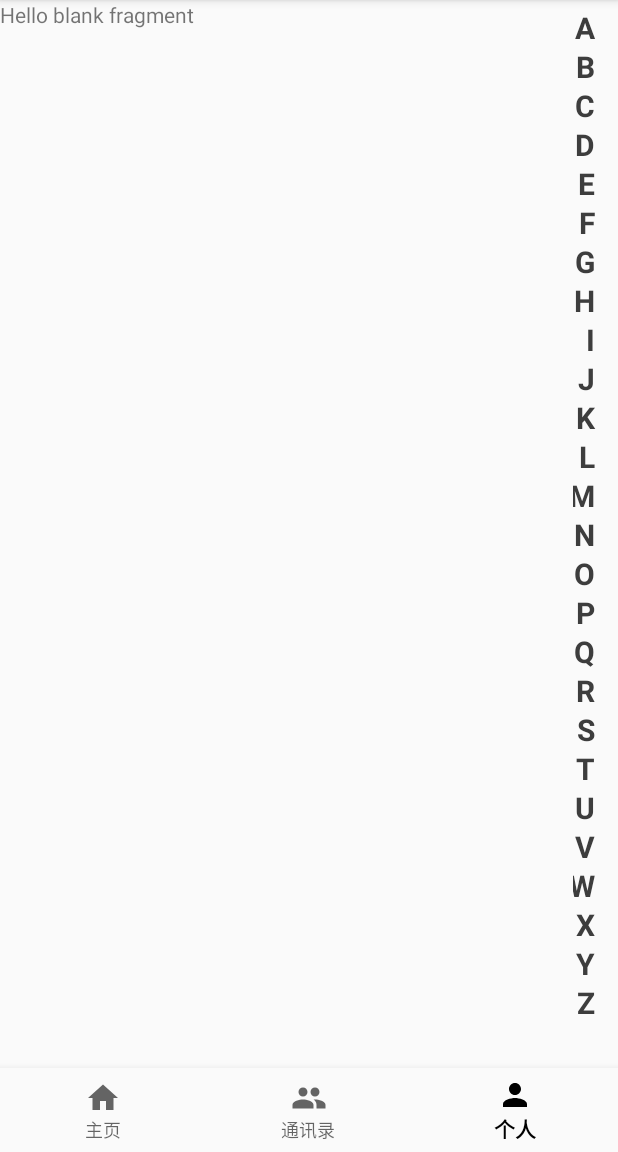
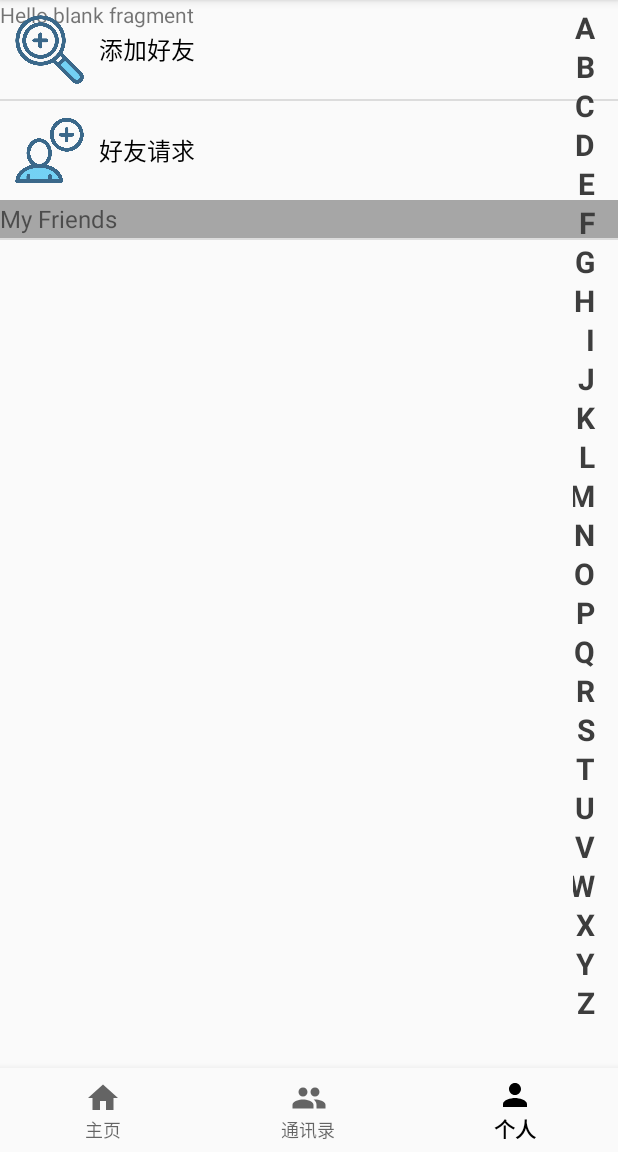
Before and after one commit to hanyaonian/myChatApp, an Android app: the fragment Contact placed in its activity, item 3 of the bottom bar chosen, on a phone screen of 412 x 824 dp, the part 84-1236 px from its top. Run offline under Robolectric (Android 15) with nearby library versions, the phone set to English and light mode, and no system bars; libraries missing offline, so code that uses them is left out: com.hyphenate, com.hyphenate.chat, com.hyphenate.exceptions; 7 statements that could not run were skipped.

Commit message:
添加好友功能完成，实现一下个人中心

```diff
--- a/app/src/main/AndroidManifest.xml
+++ b/app/src/main/AndroidManifest.xml
@@ -25,7 +25,7 @@
         android:allowBackup="true"
         android:icon="@mipmap/ic_launcher"
         android:label="@string/app_name"
-        android:roundIcon="@mipmap/ic_launcher_round"
+        android:roundIcon="@mipmap/ic_launcher"
         android:supportsRtl="true"
         android:theme="@style/AppTheme">
         <meta-data
--- a/app/src/main/java/fragment/ChatFragment.java
+++ b/app/src/main/java/fragment/ChatFragment.java
@@ -42,6 +42,7 @@ public class ChatFragment extends Fragment {
     public void onResume() {
         super.onResume();
         setUpListener();
+        getChatList();
     }
     public void initVar() {
         conversation_list = new ArrayList<>();
@@ -127,16 +128,10 @@ public class ChatFragment extends Fragment {
             }
         }
     }
-
-    @Override
-    public void onStop() {
-        super.onStop();
-        EMClient.getInstance().chatManager().removeMessageListener(emMessageListener);
-    }
-
     @Override
     public void onDestroy() {
         super.onDestroy();
+        EMClient.getInstance().chatManager().removeMessageListener(emMessageListener);
     }
     private AdapterView.OnItemClickListener chatItemClick = new AdapterView.OnItemClickListener() {
         @Override
--- a/app/src/main/java/fragment/Contact.java
+++ b/app/src/main/java/fragment/Contact.java
@@ -1,19 +1,23 @@
 package fragment;
 
+import android.content.DialogInterface;
 import android.content.Intent;
 import android.os.Bundle;
 import android.os.Handler;
 import android.os.Message;
 import android.support.v4.app.Fragment;
+import android.support.v7.app.AlertDialog;
 import android.util.Log;
 import android.view.LayoutInflater;
 import android.view.View;
 import android.view.ViewGroup;
 import android.widget.AdapterView;
+import android.widget.EditText;
 import android.widget.ListView;
 import android.widget.TextView;
 
 import com.example.dell.wilddogchat.R;
+import com.hyphenate.EMContactListener;
 import com.hyphenate.chat.EMClient;
 import com.hyphenate.exceptions.HyphenateException;
 
@@ -28,6 +32,8 @@ import ui.IndexSlideBar;
 public class Contact extends Fragment {
     private ListView contactList;
     private static final int GET_FRIEND_LIST = 1;
+    private static final int HEADER_COUNT = 2;
+    private static int UNREAD_FRIEND_INVITE = 0;
     private List<String> friend_list;
     private ContactListAdapter adapter;
     private IndexSlideBar indexSlideBar;
@@ -60,20 +66,27 @@ public class Contact extends Fragment {
         bindView(view);
         return view;
     }
+    public void addHeaderView() {
+        View contactList_header_new = LayoutInflater.from(getContext()).inflate(R.layout.contact_header_new, null);
+        View contactList_header_add = LayoutInflater.from(getContext()).inflate(R.layout.contact_header_add, null);
+        contactList.addHeaderView(contactList_header_add);
+        contactList.addHeaderView(contactList_header_new);
+    }
     public void bindView(View view) {
         contactList = (ListView)view.findViewById(R.id.contact_list);
         contactList.setOnItemClickListener(contact_item_click);
         textDialog = (TextView)view.findViewById(R.id.text_dialog);
         indexSlideBar = (IndexSlideBar)view.findViewById(R.id.index_slideBar);
         indexSlideBar.setTextView(textDialog);
-
+        //headerView
+        addHeaderView();
         indexSlideBar.setOnTouchingLetterChangedListener(new IndexSlideBar.OnTouchingLetterChangedListener() {
             @Override
             public void onTouchingLetterChanged(String s) {
                 if (adapter == null) return;
                 int position = adapter.getFirstLetterPos(s.charAt(0));
                 if (position != -1) {
-                    contactList.setSelection(position);
+                    contactList.setSelection(position+HEADER_COUNT);
                 }
             }
         });
@@ -115,12 +128,100 @@ public class Contact extends Fragment {
         adapter = new ContactListAdapter(getActivity().getApplicationContext(), friend_list);
         contactList.setAdapter(adapter);
     }
+    public void showAddFriendDialog() {
+        final View friend_name_text = LayoutInflater.from(getContext()).inflate(R.layout.add_friend_dialog, null);
+        AlertDialog.Builder builder = new AlertDialog.Builder(getContext());
+        builder.setTitle("添加好友")
+                .setIcon(R.drawable.add_user)
+                .setView(friend_name_text)
+                .setNegativeButton("取消", new DialogInterface.OnClickListener() {
+                    @Override
+                    public void onClick(DialogInterface dialog, int which) {
+                        //- -
+                    }
+                })
+                .setPositiveButton("添加", new DialogInterface.OnClickListener() {
+                    @Override
+                    public void onClick(DialogInterface dialog, int which) {
+                        //add friend
+                        EditText name = (EditText) friend_name_text.findViewById(R.id.add_friend_name);
+                        EditText reason = (EditText) friend_name_text.findViewById(R.id.add_friend_reason);
+                        String friend_name = name.getText().toString();
+                        String add_reason = reason.getText().toString();
+                        addFriend(friend_name, add_reason);
+                    }
+                })
+                .setCancelable(true);
+        AlertDialog add_friend_dialog = builder.create();
+        add_friend_dialog.show();
+    }
+    public void addFriend(String name, String reason) {
+        try {
+            EMClient.getInstance().contactManager().addContact(name, reason);
+        }catch (HyphenateException e) {
+            Log.e(e.getErrorCode()+":" , e.getMessage() );
+        }
+    }
+    //listView Listener
     private AdapterView.OnItemClickListener contact_item_click = new AdapterView.OnItemClickListener() {
         @Override
         public void onItemClick(AdapterView<?> parent, View view, int position, long id) {
-            Intent intent = new Intent(getActivity(), conversation.class);
-            intent.putExtra("talkWithWho", friend_list.get(position));
-            startActivity(intent);
+            if (position == 0) {
+                showAddFriendDialog();
+            } else if (position == 1) {
+
+            } else {
+                Intent intent = new Intent(getActivity(), conversation.class);
+                intent.putExtra("talkWithWho", friend_list.get(position - HEADER_COUNT));
+                startActivity(intent);
+            }
         }
     };
+    //contact listener
+    private EMContactListener contactListener = new EMContactListener() {
+        @Override
+        public void onContactAdded(String username) {
+            //增加了联系人时回调此方法
+            //TODO:无首字母时插入
+            //根据首字母插入新好友。。
+            String Username = username.substring(0,1).toUpperCase() + username.substring(1);
+            friend_list.add(adapter.getFirstLetterPos(username.toUpperCase().charAt(0)), Username);
+            adapter.notifyDataSetChanged();
+        }
+        @Override
+        public void onContactDeleted(String username) {
+            //TODO:被删除时回调此方法
+            friend_list.remove(username);
+            adapter.notifyDataSetChanged();
+        }
+        @Override
+        public void onContactInvited(String username, String reason) {
+            //发起加为好友用户的名称
+            //对方发起好友邀请时发出的文字性描述
+            UNREAD_FRIEND_INVITE += 1;
+            TextView shit = (TextView) getView().findViewById(R.id.unread_new_friend_num);
+            shit.setText(UNREAD_FRIEND_INVITE);
+            shit.setVisibility(View.VISIBLE);
+        }
+        @Override
+        public void onFriendRequestAccepted(String username) {
+            //增加了联系人时回调此方法
+        }
+        @Override
+        public void onFriendRequestDeclined(String username) {
+            //被拒绝时的方法
+        }
+    };
+
+    @Override
+    public void onResume() {
+        super.onResume();
+        EMClient.getInstance().contactManager().setContactListener(contactListener);
+    }
+
+    @Override
+    public void onDestroy() {
+        super.onDestroy();
+        EMClient.getInstance().contactManager().removeContactListener(contactListener);
+    }
 }
--- /dev/null
+++ b/app/src/main/res/layout/contact_header_add.xml
@@ -0,0 +1,23 @@
+<?xml version="1.0" encoding="utf-8"?>
+<LinearLayout xmlns:android="http://schemas.android.com/apk/res/android"
+    android:orientation="vertical"
+    android:layout_width="match_parent"
+    android:layout_height="match_parent">
+    <LinearLayout
+        android:id="@+id/add_new_friend"
+        android:layout_width="match_parent"
+        android:layout_height="wrap_content">
+        <ImageView
+            android:layout_margin="@dimen/dp8"
+            android:layout_width="50dp"
+            android:layout_height="50dp"
+            android:src="@drawable/search_new"/>
+        <TextView
+            android:layout_width="wrap_content"
+            android:layout_height="wrap_content"
+            android:layout_gravity="center_vertical"
+            android:textColor="@color/bad_black"
+            android:textSize="@dimen/dp16"
+            android:text="添加好友"/>
+    </LinearLayout>
+</LinearLayout>
--- /dev/null
+++ b/app/src/main/res/layout/contact_header_new.xml
@@ -0,0 +1,38 @@
+<?xml version="1.0" encoding="utf-8"?>
+<LinearLayout xmlns:android="http://schemas.android.com/apk/res/android"
+    android:orientation="vertical" android:layout_width="match_parent"
+    android:layout_height="match_parent">
+    <LinearLayout
+        android:id="@+id/has_new_friend"
+        android:layout_width="match_parent"
+        android:layout_height="wrap_content">
+        <ImageView
+            android:layout_margin="@dimen/dp8"
+            android:layout_width="50dp"
+            android:layout_height="50dp"
+            android:src="@drawable/add_user"/>
+        <TextView
+            android:layout_width="wrap_content"
+            android:layout_height="wrap_content"
+            android:layout_gravity="center_vertical"
+            android:textColor="@color/bad_black"
+            android:textSize="@dimen/dp16"
+            android:text="好友请求"/>
+        <TextView
+            android:padding="@dimen/dp8"
+            android:layout_gravity="center_vertical"
+            android:id="@+id/unread_new_friend_num"
+            android:visibility="invisible"
+            android:textSize="@dimen/dp16"
+            android:background="@color/red"
+            android:layout_width="wrap_content"
+            android:layout_height="wrap_content" />
+    </LinearLayout>
+    <TextView
+        android:background="@color/gray"
+        android:gravity="center_vertical"
+        android:layout_height="25dp"
+        android:layout_width="match_parent"
+        android:textSize="@dimen/dp16"
+        android:text="My Friends"/>
+</LinearLayout>
--- a/app/src/main/res/layout/conversation_item_my.xml
+++ b/app/src/main/res/layout/conversation_item_my.xml
@@ -26,5 +26,5 @@
         app:arrowPosition="14dp"
         app:arrowLocation="right"
         app:arrowCenter="true"
-        app:bubbleColor="#9ce99c"/>
+        app:bubbleColor="#afffaf"/>
 </RelativeLayout>
--- a/app/src/main/res/values/colors.xml
+++ b/app/src/main/res/values/colors.xml
@@ -2,9 +2,11 @@
 <resources>
     <color name="colorPrimary">#000000</color>
     <color name="colorPrimaryDark">#000000</color>
-    <color name="deep_gray">#797474</color>>
-    <color name="colorAccent">#FF4081</color>
-    <color name="bad_black">#000000</color>>
+    <color name="deep_gray">#797474</color>
+    <color name="gray">#a6a6a6</color>>
+    <color name="colorAccent">#000000</color>
+    <color name="bad_black">#000000</color>
+    <color name="red">#ff6c6c</color>>
 
     <color name="black_overlay">#66000000</color>
 </resources>
```
Also changed, not shown: app/src/main/java/activity/conversation.java (+18 -3 lines), app/src/main/res/layout/activity_conversation.xml (+9 -17 lines), app/src/main/res/layout/add_friend_dialog.xml (added, +22 -0 lines), app/src/main/res/layout/new_friend_dialog.xml (added, +10 -0 lines), app/src/main/res/drawable/add_user.png (added), app/src/main/res/drawable/search_new.png (added).
